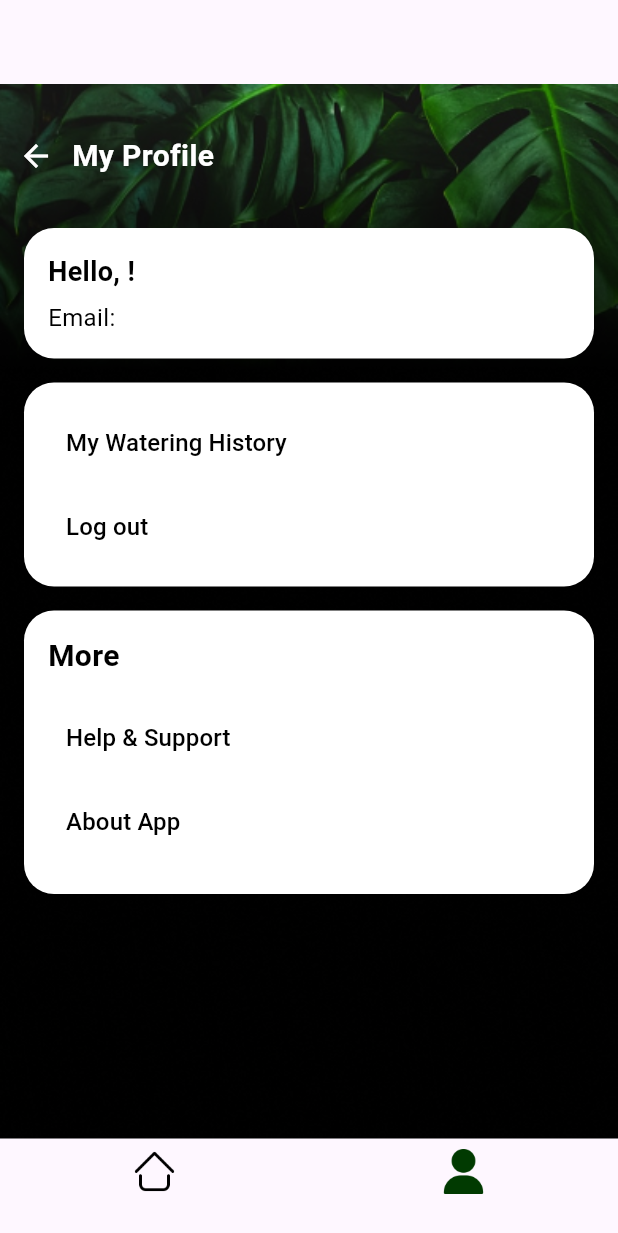
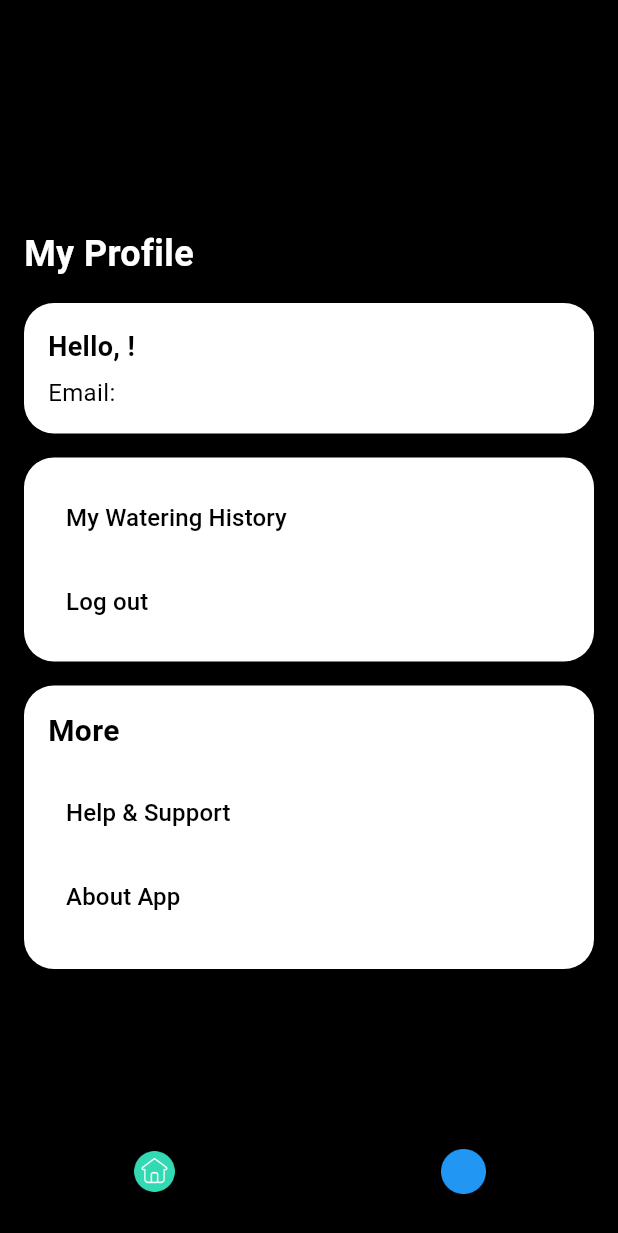
Before and after one commit to AquaTech-mainProj/Codes_For_AquaTech, a Flutter app: the HomePage screen opened directly, item 2 of the bottom bar chosen, on a phone screen of 412 x 824 dp. Shown: the top 1233 px of the screen. Run offline on Flutter 3.47's test engine with Material 3 defaults, Android fonts, the phone set to English and light mode, and no system bars; our stand-ins replace cloud_firestore, firebase_auth, firebase_core; accounts and stored records are empty.

Commit message:
friday work 1

```diff
--- a/lib/Screenes/Home.dart
+++ b/lib/Screenes/Home.dart
@@ -1,24 +1,5 @@
 import 'package:flutter/material.dart';
 import 'package:demo1/Screenes/profile.dart';
-
-
-
-void main() {
-  runApp(MyApp());
-}
-
-class MyApp extends StatelessWidget {
-  @override
-  Widget build(BuildContext context) {
-    return MaterialApp(
-      title: 'Your App',
-      theme: ThemeData(
-        primarySwatch: Colors.blue,
-      ),
-      home: HomePage(),
-    );
-  }
-}
 
 class HomePage extends StatefulWidget {
   @override
@@ -37,7 +18,13 @@ class _HomePageState extends State<HomePage> {
   Widget build(BuildContext context) {
     return Scaffold(
       appBar: AppBar(
+        backgroundColor: Colors.black, // Set app bar background color to black
+        /*title: Text(
+          'Your App',
+          style: TextStyle(color: Colors.white), // Set app bar text color to white
+        ),*/
       ),
+      backgroundColor: Colors.black, // Set background color to black
       body: _pages[_currentIndex],
       bottomNavigationBar: BottomNavigationBar(
         currentIndex: _currentIndex,
@@ -46,13 +33,16 @@ class _HomePageState extends State<HomePage> {
             _currentIndex = index;
           });
         },
+        backgroundColor:
+            Colors.black, // Set bottom navigation bar background color to black
+        type: BottomNavigationBarType.fixed, // Set type to fixed to ensure all icons are always visible
         items: [
           BottomNavigationBarItem(
             icon: Image.asset(
               'assets/home.png',
               width: 30,
               height: 30,
-              color: _currentIndex == 0 ?  Color.fromARGB(255, 1, 58, 1): null, // Highlight the icon if on Home page
+              color: _currentIndex == 0 ? Colors.blue : null, // Highlight the icon if on Home page
             ),
             label: '',
           ),
@@ -61,7 +51,7 @@ class _HomePageState extends State<HomePage> {
               'assets/user.png',
               width: 30,
               height: 30,
-              color: _currentIndex == 1 ? Color.fromARGB(255, 1, 58, 1) : null, // Highlight the icon if on Profile page
+              color: _currentIndex == 1 ? Colors.blue : null, // Highlight the icon if on Profile page
             ),
             label: '',
           ),
@@ -83,13 +73,13 @@ class Home extends StatelessWidget {
             style: TextStyle(
               fontSize: 24,
               fontWeight: FontWeight.bold,
-              color: Colors.black,
+              color: Colors.white, // Set text color to white
             ),
           ),
           SizedBox(height: 40),
           _buildButton(
             'Upload from Gallery',
-            'assets/gallery1.png',
+            'assets/gallery.png',
           ),
           SizedBox(height: 20),
           _buildButton(
@@ -106,11 +96,11 @@ class Home extends StatelessWidget {
       width: 200,
       height: 200,
       decoration: BoxDecoration(
-        color: Color.fromARGB(255, 51, 78, 48),
+        color: Color.fromARGB(255, 243, 245, 243),
         borderRadius: BorderRadius.circular(20),
         boxShadow: [
           BoxShadow(
-            color: Color.fromARGB(255, 24, 61, 17).withOpacity(0.5),
+            color: Color.fromARGB(255, 156, 160, 155).withOpacity(0.5),
             spreadRadius: 4,
             blurRadius: 5,
             offset: Offset(0, 3),
@@ -131,7 +121,7 @@ class Home extends StatelessWidget {
             style: TextStyle(
               fontSize: 16,
               fontWeight: FontWeight.bold,
-              color: Colors.white,
+              color: Color.fromARGB(255, 25, 24, 24), // Set text color to white
             ),
           ),
         ],
@@ -139,15 +129,3 @@ class Home extends StatelessWidget {
     );
   }
 }
-
-class Login extends StatelessWidget {
-  @override
-  Widget build(BuildContext context) {
-    return Center(
-      child: Text(
-        'Login Page',
-        style: TextStyle(fontSize: 24, fontWeight: FontWeight.bold),
-      ),
-    );
-  }
-}
--- a/lib/Screenes/Login.dart
+++ b/lib/Screenes/Login.dart
@@ -9,7 +9,8 @@ class SignInPage extends StatelessWidget {
 
   Future<void> _signIn(BuildContext context) async {
     try {
-      UserCredential userCredential = await FirebaseAuth.instance.signInWithEmailAndPassword(
+      UserCredential userCredential =
+          await FirebaseAuth.instance.signInWithEmailAndPassword(
         email: _emailController.text.trim(),
         password: _passwordController.text.trim(),
       );
--- a/lib/Screenes/SignUp.dart
+++ b/lib/Screenes/SignUp.dart
@@ -71,7 +71,7 @@ class _SignUpPageState extends State<SignUpPage> {
               mainAxisAlignment: MainAxisAlignment.center,
               crossAxisAlignment: CrossAxisAlignment.stretch,
               children: [
-                SizedBox(height: 60),
+                /*SizedBox(height: 60),
                 ElevatedButton.icon(
                   onPressed: () {
                     // Action on SignUp with Google Button press
@@ -82,7 +82,7 @@ class _SignUpPageState extends State<SignUpPage> {
                     width: 24,
                   ),
                   label: Text("SignUp with Google"),
-                ),
+                ),*/
                 SizedBox(height: 20),
                 Container(
                   height: 50,
--- a/lib/Screenes/profile.dart
+++ b/lib/Screenes/profile.dart
@@ -19,43 +19,17 @@ class _ProfilePageState extends State<ProfilePage> {
   @override
   Widget build(BuildContext context) {
     return Scaffold(
+      backgroundColor: Colors.black,
       body: Stack(
         children: [
           // Background image
-          Positioned.fill(
+          /* Positioned.fill(
             child: Image.asset(
               'assets/sign_in.png',
               fit: BoxFit.cover,
             ),
-          ),
-          // Custom app bar
-          Positioned(
-            top: 20,
-            left: 0,
-            right: 0,
-            child: Container(
-              height: 56,
-              color: Colors.transparent,
-              child: Row(
-                children: [
-                  IconButton(
-                    icon: Icon(Icons.arrow_back, color: Colors.white),
-                    onPressed: () {
-                      Navigator.pop(context);
-                    },
-                  ),
-                  Text(
-                    'My Profile',
-                    style: TextStyle(
-                      color: Colors.white,
-                      fontSize: 20,
-                      fontWeight: FontWeight.bold,
-                    ),
-                  ),
-                ],
-              ),
-            ),
-          ),
+          ),*/
+
           // Profile content
           Positioned(
             top: 96,
@@ -65,6 +39,15 @@ class _ProfilePageState extends State<ProfilePage> {
             child: Column(
               crossAxisAlignment: CrossAxisAlignment.stretch,
               children: [
+                Text(
+                  'My Profile',
+                  style: TextStyle(
+                    fontSize: 24,
+                    fontWeight: FontWeight.bold,
+                    color: Colors.white,
+                  ),
+                ),
+                SizedBox(height: 16.0),
                 Container(
                   decoration: BoxDecoration(
                     color: Colors.white,
@@ -165,7 +148,6 @@ class _ProfilePageState extends State<ProfilePage> {
                         ),
                       ),
                       SizedBox(height: 8.0),
-
                     ],
                   ),
                 ),
@@ -205,12 +187,13 @@ class _ProfilePageState extends State<ProfilePage> {
   }
 
   // Function to handle logout
-   void _logout(BuildContext context) async {
+  void _logout(BuildContext context) async {
     try {
       await FirebaseAuth.instance.signOut(); // Sign out the user
       Navigator.pushReplacement(
         context,
-        MaterialPageRoute(builder: (context) => SignInPage()), // Redirect to LoginScreen
+        MaterialPageRoute(
+            builder: (context) => SignInPage()), // Redirect to LoginScreen
       );
     } catch (e) {
       print("Error signing out: $e");
--- a/pubspec.yaml
+++ b/pubspec.yaml
@@ -68,9 +68,11 @@ flutter:
     - assets/p3_1.png
     - assets/sign_in.png
     - assets/gallery1.png
-    - assets/camera.png
+    - assets/gallery.png
     - assets/user.png
     - assets/home.png
+    - assets/camera.png
+
 
 
   # An image asset can refer to one or more resolution-specific "variants", see
```
Also changed, not shown: lib/main.dart (+4 -3 lines), assets/camera.png, assets/home.png, assets/user.png.
